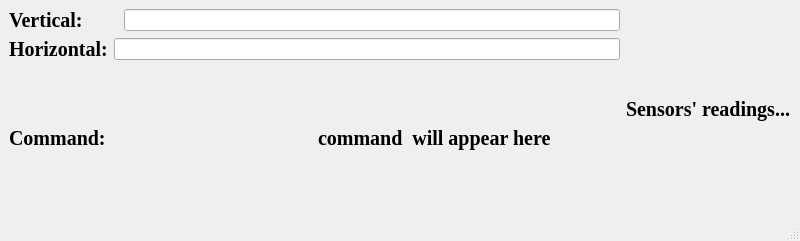
Qt form Controller/arduino.ui (Tasnime1/M.I.A.-CONTROLLER) before a commit.
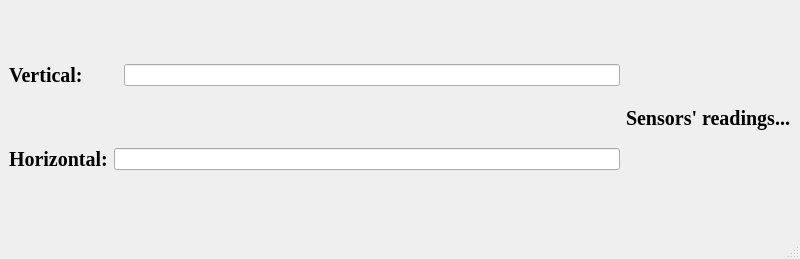
The same form after that commit.

```diff
--- a/Controller/arduino.ui
+++ b/Controller/arduino.ui
@@ -7,14 +7,14 @@
     <x>0</x>
     <y>0</y>
     <width>800</width>
-    <height>241</height>
+    <height>259</height>
    </rect>
   </property>
   <property name="windowTitle">
    <string>Arduino</string>
   </property>
   <widget class="QWidget" name="centralwidget">
-   <layout class="QHBoxLayout" name="horizontalLayout_5">
+   <layout class="QVBoxLayout" name="verticalLayout_2">
     <item>
      <layout class="QHBoxLayout" name="horizontalLayout_4">
       <item>
@@ -63,40 +63,6 @@
           </item>
          </layout>
         </item>
-        <item>
-         <layout class="QHBoxLayout" name="horizontalLayout_3">
-          <item>
-           <widget class="QLabel" name="label_3">
-            <property name="font">
-             <font>
-              <family>Georgia</family>
-              <pointsize>15</pointsize>
-              <weight>75</weight>
-              <bold>true</bold>
-             </font>
-            </property>
-            <property name="text">
-             <string>Command: </string>
-            </property>
-           </widget>
-          </item>
-          <item>
-           <widget class="QLabel" name="label_5">
-            <property name="font">
-             <font>
-              <family>Georgia</family>
-              <pointsize>15</pointsize>
-              <weight>75</weight>
-              <bold>true</bold>
-             </font>
-            </property>
-            <property name="text">
-             <string>command  will appear here</string>
-            </property>
-           </widget>
-          </item>
-         </layout>
-        </item>
        </layout>
       </item>
       <item>
```
Left out of the diff: 2 changed lines with no effect on the pictures.
